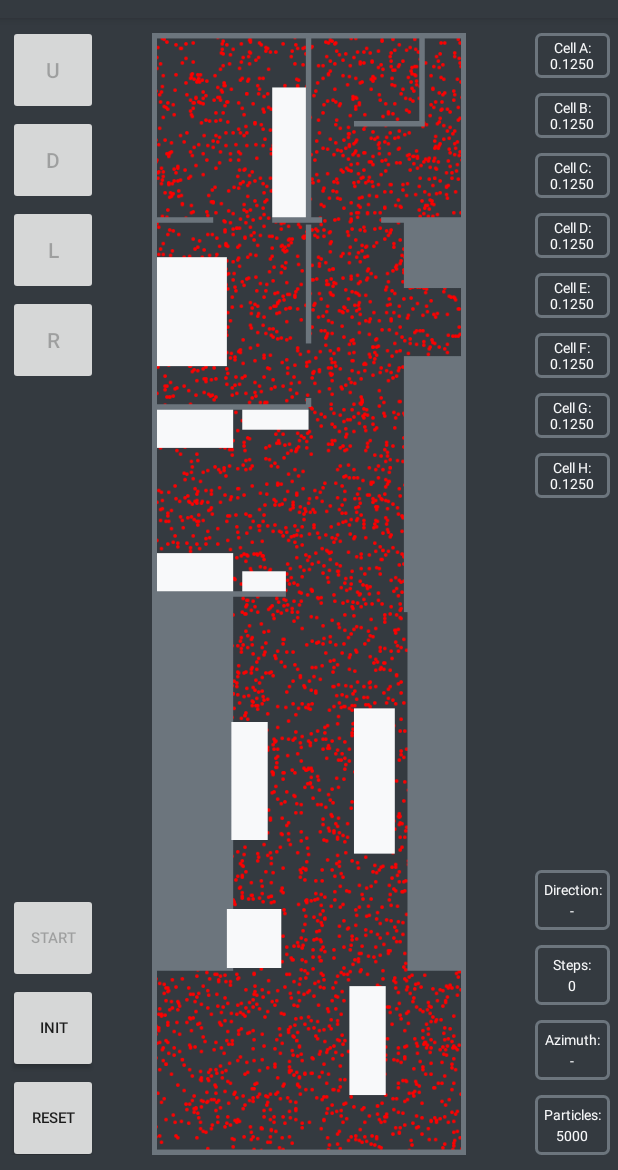
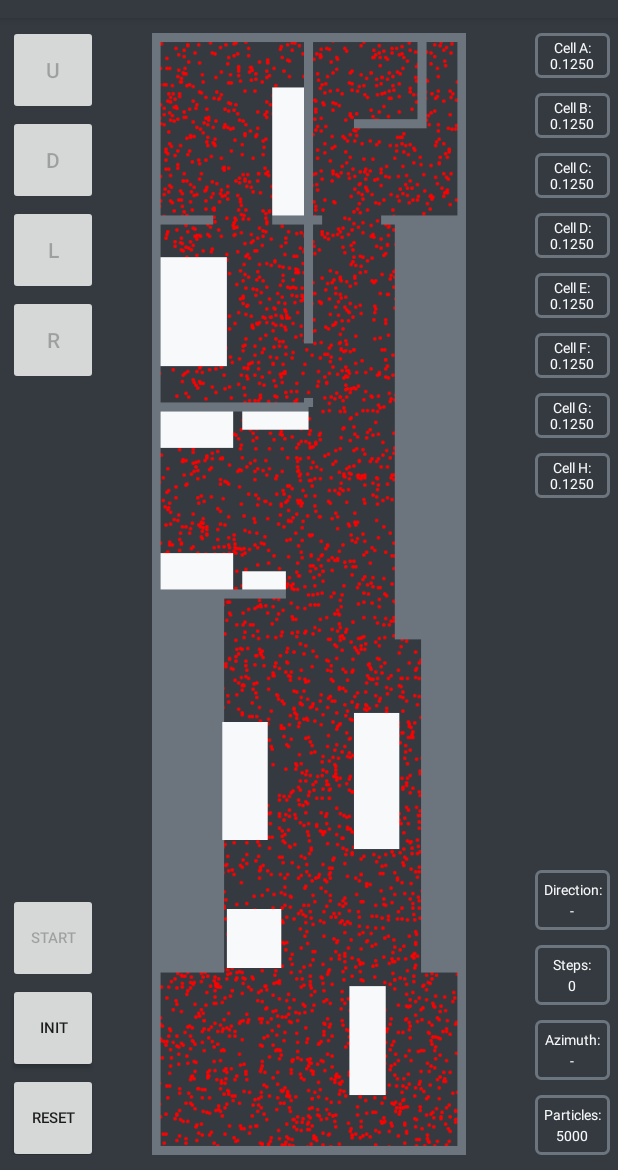
Before and after one commit to jwbambacht/smart-phone-sensing, an Android app: the screen it shows after launch (MainActivity), on a phone screen of 412 x 824 dp, the part 66-1236 px from its top. Run offline under Robolectric (Android 15) with nearby library versions, the phone set to English and light mode, and no system bars.

Commit message:
Difference modulo value fix, check if particle is off grid

```diff
--- a/ParticleFilters/app/src/main/java/com/example/whereami/MainActivity.java
+++ b/ParticleFilters/app/src/main/java/com/example/whereami/MainActivity.java
@@ -90,7 +90,7 @@ public class MainActivity extends AppCompatActivity implements OnClickListener,
         getSettings();
 
         // Set variables
-        stepSize = 5;
+        stepSize = 7;
         numSteps = 0;
         startFiltering = false;
         initializeOrientation = false;
@@ -159,18 +159,13 @@ public class MainActivity extends AppCompatActivity implements OnClickListener,
         public void onSensorChanged(SensorEvent event) {
 
             float[] rotationMatrix = new float[16];
-            float[] remappedRotationMatrix = new float[16];
-            float[] orientations = new float[3];
 
             // Convert quaternion into a rotation matrix
-            // Remap coordinate system of the rotation matrix
-            // Convert the rotation matrix into an array of orientations, specifying the rotation of the device along the Z, X, and Y axes
-            // Convert horizontal orientation to degrees
+            // Instead of remapping the rotation matrix and obtain the orientation from that we take the arctan of two values, giving the rotation in the z-axis.
+            // We convert the rotation to degrees and take the modulo of 360 to obtain degrees aranging from 0 to 360.
+            // Pitch and roll could also be determined this way but we are only interested in the orientation.
             SensorManager.getRotationMatrixFromVector(rotationMatrix, event.values);
-            SensorManager.remapCoordinateSystem(rotationMatrix, SensorManager.AXIS_X, SensorManager.AXIS_Z, remappedRotationMatrix);
-            SensorManager.getOrientation(remappedRotationMatrix, orientations);
-            orientations[0] = (float)(Math.toDegrees(orientations[0]));
-            azimuth = (double) (orientations[0] + 360 ) % 360;
+            azimuth = (double) ((float) Math.toDegrees((float) Math.atan2(rotationMatrix[1],rotationMatrix[5]))+360) % 360;
 
             // Add azimuth to queue to be able to detect direction changes without counting a step
             queue.add(azimuth);
@@ -179,6 +174,7 @@ public class MainActivity extends AppCompatActivity implements OnClickListener,
             if(initializeOrientation && !anchorGathered && anchorCount < 5) {
                 anchor += (int) azimuth;
                 anchorCount++;
+
                 if(anchorCount == 5) {
                     initializeOrientation = false;
                     anchorGathered = true;
@@ -188,11 +184,11 @@ public class MainActivity extends AppCompatActivity implements OnClickListener,
 
             // If start button is pressed we detect a change in azimuth if the difference is big enough to compensate for sensitivity
             if(startFiltering) {
-                if (Math.abs(azimuth-lastAzimuth) >= 15) {
+                if(Math.min((int)(((azimuth-lastAzimuth)%360)+360)%360,(int) (((lastAzimuth-azimuth)%360)+360)%360) >= 50) {
                     lastAzimuth = azimuth;
-                    textview_azimuth.setText("Azimuth:\n" + (int) lastAzimuth);
                 }
             }
+            textview_azimuth.setText("Azimuth:\n" + (int) azimuth);
         }
     };
 
@@ -204,7 +200,7 @@ public class MainActivity extends AppCompatActivity implements OnClickListener,
 
             // To account for changes in direction (90 degrees) we only allow a step to be included if the (absolute) rotation is smaller than 30 degrees
             if(startFiltering) {
-                if(Math.abs(queue.getLast()-queue.getFirst()) < 30) {
+                if(Math.min((int)(((queue.getLast()-queue.sum(queue)/queue.size())%360)+360)%360,(int) (((queue.sum(queue)/queue.size()-queue.getLast())%360)+360)%360) < 60) {
                     stepCounter.count(TimeUnit.SECONDS.convert(event.timestamp, TimeUnit.NANOSECONDS), event.values);
                 }
             }
@@ -360,8 +356,6 @@ public class MainActivity extends AppCompatActivity implements OnClickListener,
         }
     };
 
-
-
     // Method that toggles the state of some of the buttons for a better user experience
     public void toggleButtons(boolean onoff) {
         up.setEnabled(onoff);
@@ -380,9 +374,6 @@ public class MainActivity extends AppCompatActivity implements OnClickListener,
 
         if(layout.equals("Joost")) {
             sizes[0] = size.x * 9 / 16;
-            sizes[1] = size.y;
-        }else{
-            sizes[0] = size.x;
             sizes[1] = size.y;
         }
 
@@ -563,7 +554,7 @@ public class MainActivity extends AppCompatActivity implements OnClickListener,
     public List<ShapeDrawable> createLayout() {
         List<ShapeDrawable> walls = new ArrayList<>();
 
-        int wallThickness = 3;
+        int wallThickness = 5;
 
         if(layout.equals("Joost")) {
             // Top boundary
@@ -625,12 +616,8 @@ public class MainActivity extends AppCompatActivity implements OnClickListener,
             cccBoundary.setBounds(width / 2 - wallThickness, height / 6 * 2 - 10, width / 2 + wallThickness, height / 6 * 2);
             cccBoundary.getPaint().setColor(ContextCompat.getColor(this, R.color.colorMuted));
             walls.add(cccBoundary);
-            ShapeDrawable cctoiletBoundary = new ShapeDrawable(new RectShape());
-            cctoiletBoundary.setBounds(width / 2 + 105, height / 6, width - wallThickness, height / 6 + 75);
-            cctoiletBoundary.getPaint().setColor(ContextCompat.getColor(this, R.color.colorMuted));
-            walls.add(cctoiletBoundary);
             ShapeDrawable ccoBoundary = new ShapeDrawable(new RectShape());
-            ccoBoundary.setBounds(width / 2 + 105, height / 6+150, width - wallThickness, height / 6 * 3 + 20);
+            ccoBoundary.setBounds(width / 2 + 95, height / 6, width - wallThickness, height / 6 * 3 + 50);
             ccoBoundary.getPaint().setColor(ContextCompat.getColor(this, R.color.colorMuted));
             walls.add(ccoBoundary);
             ShapeDrawable ccooBoundary = new ShapeDrawable(new RectShape());
@@ -652,23 +639,23 @@ public class MainActivity extends AppCompatActivity implements OnClickListener,
 
             // Walls EF-OUT
             ShapeDrawable eobBoundary = new ShapeDrawable(new RectShape());
-            eobBoundary.setBounds(0, height / 6 * 3 - wallThickness, 90, height / 6 * 5 + wallThickness);
+            eobBoundary.setBounds(0, height / 6 * 3 - wallThickness, 80, height / 6 * 5 + wallThickness);
             eobBoundary.getPaint().setColor(ContextCompat.getColor(this, R.color.colorMuted));
             walls.add(eobBoundary);
             ShapeDrawable eotBoundary = new ShapeDrawable(new RectShape());
-            eotBoundary.setBounds(width - 65, height / 6 * 3 + 20, width - wallThickness, height / 6 * 5 + wallThickness);
+            eotBoundary.setBounds(width - 50, height / 6 * 3 + 20, width - wallThickness, height / 6 * 5 + wallThickness);
             eotBoundary.getPaint().setColor(ContextCompat.getColor(this, R.color.colorMuted));
             walls.add(eotBoundary);
 
             // Dinner Table
             ShapeDrawable tableBoundary = new ShapeDrawable(new RectShape());
-            tableBoundary.setBounds(width/2-85, height / 6 * 4 - 65, width/2-45, height / 6 * 4 + 65);
+            tableBoundary.setBounds(width/2-95, height / 6 * 4 - 65, width/2-45, height / 6 * 4 + 65);
             tableBoundary.getPaint().setColor(ContextCompat.getColor(this, R.color.colorLight));
             walls.add(tableBoundary);
 
             // Kitchen Island
             ShapeDrawable kitchenBoundary = new ShapeDrawable(new RectShape());
-            kitchenBoundary.setBounds(width/2+50, height / 6 * 4 - 80, width/2+95, height / 6 * 4 + 80);
+            kitchenBoundary.setBounds(width/2+50, height / 6 * 4 - 75, width/2+100, height / 6 * 4 + 75);
             kitchenBoundary.getPaint().setColor(ContextCompat.getColor(this, R.color.colorLight));
             walls.add(kitchenBoundary);
 
@@ -727,8 +714,6 @@ public class MainActivity extends AppCompatActivity implements OnClickListener,
             sofaBoundary.setBounds(width/2-90, height/6*5-65, width/2-30, height / 6 * 5);
             sofaBoundary.getPaint().setColor(ContextCompat.getColor(this, R.color.colorLight));
             walls.add(sofaBoundary);
-        }else{
-
         }
 
         return walls;
```
